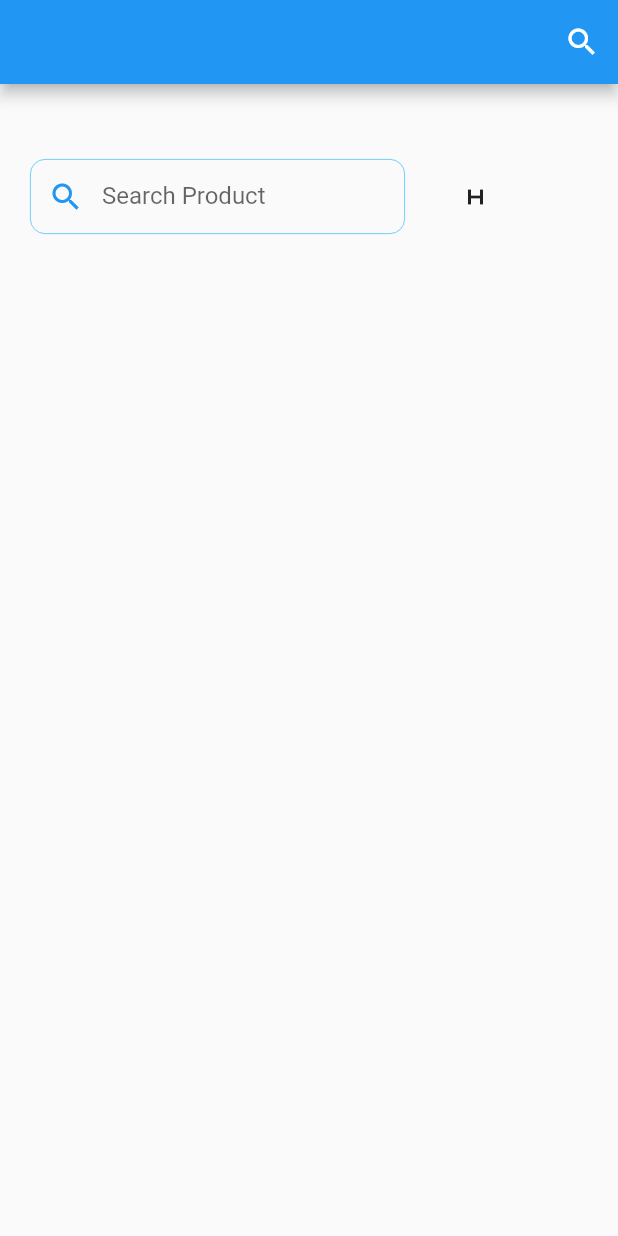
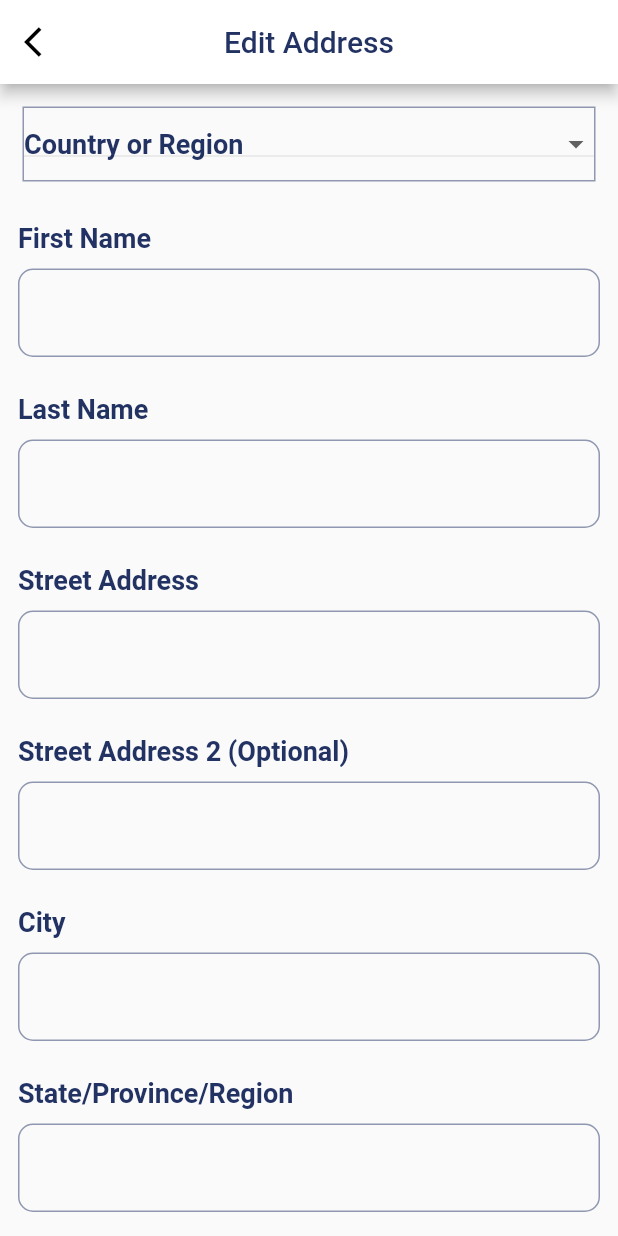
Before and after one commit to Mfas1998/E-commerce-App, a Flutter app: the screen it shows after launch, on a phone screen of 412 x 824 dp. Run offline on Flutter 3.47's test engine with Material 2 defaults, Android fonts, the phone set to English and light mode, and no system bars; our stand-ins replace syncfusion_flutter_sliders; missing offline and left inert: dart:ffi.

Commit message:
add edit address page

```diff
--- a/lib/core/utils/app_strings.dart
+++ b/lib/core/utils/app_strings.dart
@@ -1,4 +1,4 @@
 class AppStrings{
 
-
+   static const  countries=['USA','KSA','Yemen','Syria'];
 }
--- a/lib/main.dart
+++ b/lib/main.dart
@@ -1,5 +1,6 @@
 import 'package:e_commerce/view/add_address.dart';
 import 'package:e_commerce/view/address.dart';
+import 'package:e_commerce/view/edit_address.dart';
 import 'package:e_commerce/view/explore.dart';
 import 'package:e_commerce/view/notification%20_Feed.dart';
 import 'package:e_commerce/view/notification.dart';
@@ -21,7 +22,7 @@ class MyApp extends StatelessWidget {
   Widget build(BuildContext context) {
     return MaterialApp(
       debugShowCheckedModeBanner: false,
-      home: Searchpag(),
+      home: EditAddress(),
     );
   }
 }
--- /dev/null
+++ b/lib/view/edit_address.dart
@@ -0,0 +1,41 @@
+import 'package:e_commerce/core/utils/app_colors.dart';
+import 'package:e_commerce/core/utils/app_strings.dart';
+import 'package:flutter/material.dart';
+
+import '../widgets/custom_TextFormField.dart';
+import '../widgets/custom_appBar.dart';
+import '../widgets/custom_button.dart';
+import '../widgets/custom_dropdownButton.dart';
+
+class EditAddress extends StatefulWidget {
+  const EditAddress({super.key});
+
+  @override
+  State<EditAddress> createState() => _EditAddressState();
+}
+
+class _EditAddressState extends State<EditAddress> {
+  var country = "USA";
+  @override
+  Widget build(BuildContext context) {
+    return Scaffold(
+      appBar: customAppBar(title: "Edit Address", icon: Icons.arrow_back_ios),
+      body: SingleChildScrollView(
+        child: Column(
+          children: [
+            custom_dropdownButton(title: "Country or Region"),
+            custom_TextFormField(label: 'First Name'),
+            custom_TextFormField(label: 'Last Name'),
+            custom_TextFormField(label: 'Street Address '),
+            custom_TextFormField(label: 'Street Address 2 (Optional)'),
+            custom_TextFormField(label: 'City'),
+            custom_TextFormField(label: 'State/Province/Region'),
+            custom_TextFormField(label: 'Zip Code'),
+            custom_TextFormField(label: 'Phone number'),
+            customButton(text: "Edit Address"),
+          ],
+        ),
+      ),
+    );
+  }
+}
--- /dev/null
+++ b/lib/widgets/custom_dropdownButton.dart
@@ -0,0 +1,34 @@
+import 'package:flutter/material.dart';
+
+import '../core/utils/app_colors.dart';
+import '../core/utils/app_strings.dart';
+
+Container custom_dropdownButton({required String title}) => Container(
+      margin: EdgeInsets.all(15),
+      decoration: BoxDecoration(border: Border.all(color: AppColors.grayColor)),
+      child: DropdownButton(
+        isExpanded: true,
+        underline: const Divider(thickness: 0),
+        hint: Text(
+          title,
+          style: const TextStyle(
+              color: AppColors.textColor,
+              fontSize: 18,
+              fontWeight: FontWeight.bold),
+        ),
+        items: AppStrings.countries
+            .map((e) => DropdownMenuItem(
+                  value: e,
+                  child: Text(
+                    e,
+                    style: const TextStyle(
+                      color: AppColors.textColor,
+                      fontSize: 18,
+                      fontWeight: FontWeight.bold,
+                    ),
+                  ),
+                ))
+            .toList(),
+        onChanged: (value) {},
+      ),
+    );
```
